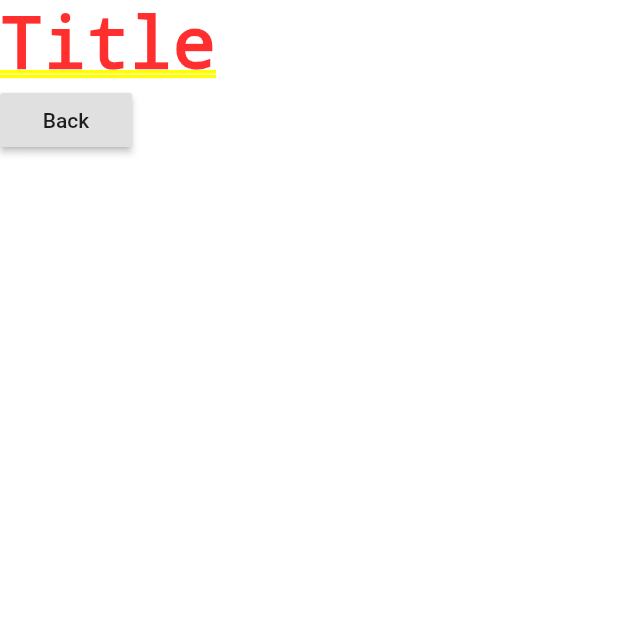
After one commit to abilia/flutterbeer, a Flutter app: the screen it shows after launch, after a tap on "Vote", on a phone screen of 412 x 824 dp, the top half of it. The commit adds this screen. Run offline on Flutter 3.47's test engine with Material 2 defaults, Android fonts, the light colour scheme and no system bars.

Commit message:
- added vote page

```diff
--- a/lib/main.dart
+++ b/lib/main.dart
@@ -1,6 +1,7 @@
 import 'package:flutter/material.dart';
 import 'package:flutterbeer/create_testing.dart';
 import 'package:flutterbeer/join_testing.dart';
+import 'package:flutterbeer/vote.dart';
 
 void main() => runApp(MyApp());
 
@@ -9,12 +10,12 @@ class MyApp extends StatelessWidget {
   @override
   Widget build(BuildContext context) {
     return MaterialApp(
-
       initialRoute: '/',
       routes: {
         '/': (context) => MainScreen(),
         '/create': (context) => CreateTesting(),
         '/join': (context) => JoinTesting(),
+        '/vote': (context) => Vote()
       },
       title: 'Flutter beer',
       theme: ThemeData(
@@ -32,18 +33,21 @@ class MainScreen extends StatelessWidget {
   @override
   Widget build(BuildContext context) {
     return Scaffold(
-      body: Column(children: <Widget>[
+      body: Column(
+        children: <Widget>[
           RaisedButton(
               child: Text("Create"),
               onPressed: () {
                 Navigator.pushNamed(context, '/create');
               }),
           RaisedButton(
-          child: Text("Join"),
-          onPressed: (){
-            Navigator.pushNamed(context, '/join');
-          },)
-      ],),
+            child: Text("Vote"),
+            onPressed: () {
+              Navigator.pushNamed(context, '/vote');
+            },
+          )
+        ],
+      ),
     );
   }
 }
--- /dev/null
+++ b/lib/vote.dart
@@ -0,0 +1,28 @@
+import 'package:flutter/material.dart';
+
+class Vote extends StatelessWidget {
+  @override
+  Widget build(BuildContext context) {
+    return Container(
+      child: Column(
+        children: <Widget>[
+          Row(
+            children: <Widget>[
+              Text("Title"),
+            ],
+          ),
+          Row(
+            children: <Widget>[
+              RaisedButton(
+                child: Text('Back'),
+                onPressed: () {
+                  Navigator.pushNamed(context, '/');
+                },
+              ),
+            ],
+          ),
+        ],
+      ),
+    );
+  }
+}
--- a/pubspec.yaml
+++ b/pubspec.yaml
@@ -23,6 +23,8 @@ dependencies:
   # The following adds the Cupertino Icons font to your application.
   # Use with the CupertinoIcons class for iOS style icons.
   cupertino_icons: ^0.1.2
+  flutter_redux: ^0.5.3
+  redux: ^3.0.0
 
 dev_dependencies:
   flutter_test:
```
Also changed, not shown: pubspec.lock. Lines whose indentation alone changed are shown as unchanged.
